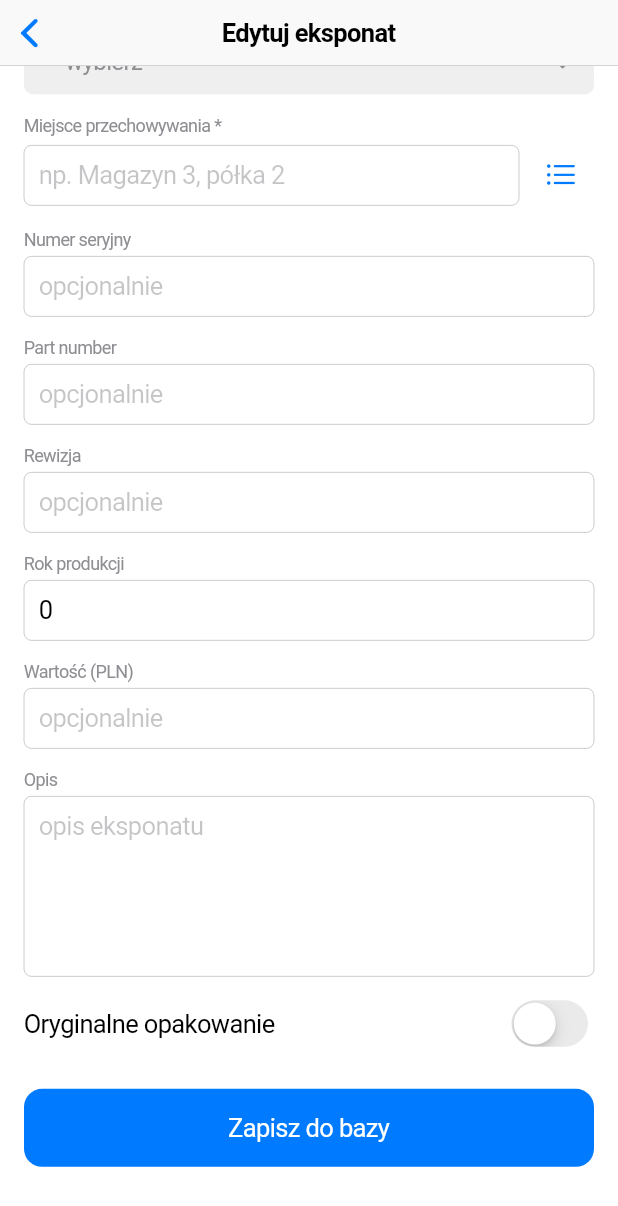
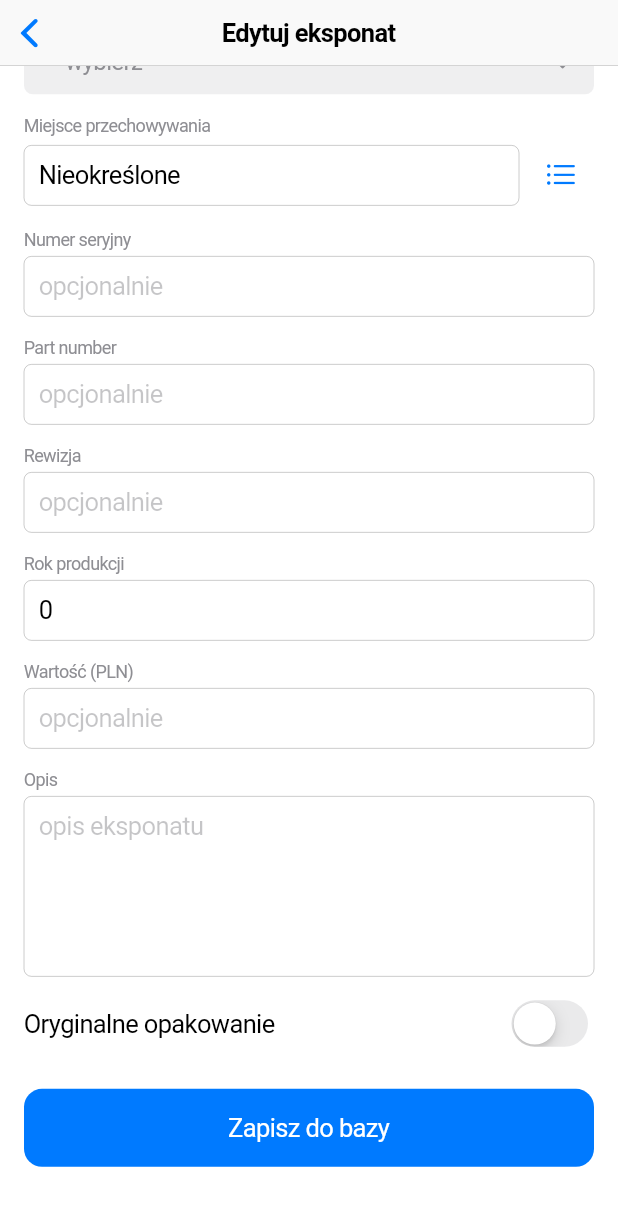
Before and after one commit to arekbr/Inwentaryzacja-Mobile, a Flutter app: the EditExhibitPage screen opened directly with empty values, scrolled down 576 dp, on a phone screen of 412 x 824 dp. Shown: the top 1206 px of the screen. Run offline on Flutter 3.47's test engine with Material 3 defaults, Android fonts, the phone set to English and light mode, and no system bars; our stand-ins replace flutter_riverpod, image_picker, shared_preferences; accounts and stored records are empty; network calls fail.

Commit message:
fix(flutter): F7 — storage_place opcjonalne, prefill 'Nieokreślone'
User feedback: walidacja 'Miejsce przechowywania jest wymagane' irytuje
przy szybkim zapisie. Backend ma NOT NULL, więc nie można wysłać pustego —
zamiast wymagać interakcji, prefilluję 'Nieokreślone' w fromArtefakt
i znimam z required validation.

User może zmienić jeśli chce, lub zostawić default.

Etykieta zmieniona z 'Miejsce przechowywania *' (gwiazdka = required)
na 'Miejsce przechowywania' (bez gwiazdki).

```diff
--- a/flutter-app/lib/edit/edit_exhibit_page.dart
+++ b/flutter-app/lib/edit/edit_exhibit_page.dart
@@ -211,7 +211,7 @@ class _EditExhibitPageState extends ConsumerState<EditExhibitPage> {
                   current: _status,
                   onPicked: (v) => setState(() => _status = v),
                 )),
-            _label('Miejsce przechowywania *'),
+            _label('Miejsce przechowywania'),
             _comboField(_storage, placesAsync, 'np. Magazyn 3, półka 2'),
             _label('Numer seryjny'),
             _text(_serial, 'opcjonalnie'),
--- a/flutter-app/lib/edit/exhibit_form_state.dart
+++ b/flutter-app/lib/edit/exhibit_form_state.dart
@@ -44,7 +44,7 @@ class ExhibitForm {
         revision: a.revision ?? '',
         productionYear: a.productionYear?.toString() ?? '',
         status: a.status,
-        storagePlace: '',
+        storagePlace: 'Nieokreślone',
         description: a.description,
         value: '',
         hasOriginalPackaging: a.hasOriginalPackaging,
@@ -57,7 +57,6 @@ class ExhibitForm {
     if (vendor.trim().isEmpty) return 'Producent jest wymagany.';
     if (model.trim().isEmpty) return 'Model jest wymagany.';
     if (status.trim().isEmpty) return 'Status jest wymagany.';
-    if (storagePlace.trim().isEmpty) return 'Miejsce przechowywania jest wymagane.';
     if (productionYear.trim().isNotEmpty) {
       final y = int.tryParse(productionYear.trim());
       if (y == null || y < 1900 || y > 2100) {
```
